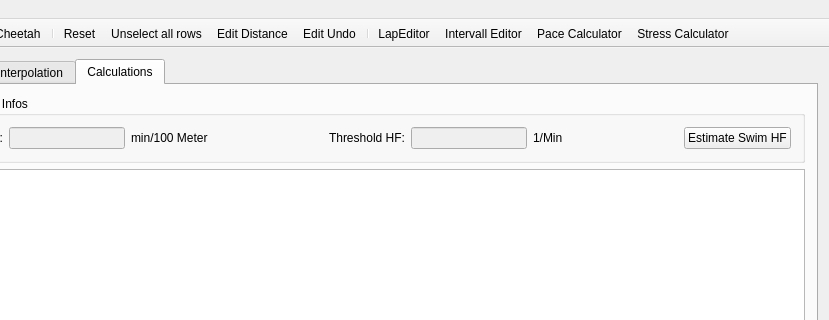
This is mainwindow.ui in Tria-Andy/WorkoutEditor as Qt 5 draws it before an edit; both pictures show x 405 to 1234 and y 0 to 320 of the 1234 by 766 pixel window. The edited form follows.
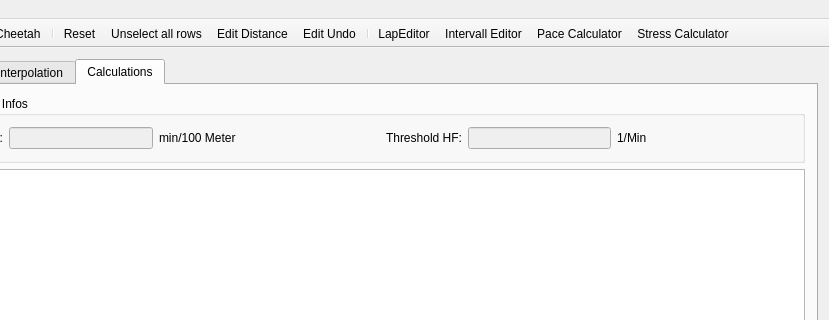
This is the edited form. The open tabs and pages were chosen to show the change. Icons and pictures are not drawn.

Commit message: Recalculated Swim HF Valus after recalc #33

The edit to the form file:
```diff
--- a/mainwindow.ui
+++ b/mainwindow.ui
@@ -1260,13 +1260,6 @@
                  </property>
                 </spacer>
                </item>
-               <item>
-                <widget class="QPushButton" name="pushButton_calcHF">
-                 <property name="text">
-                  <string>Estimate Swim HF</string>
-                 </property>
-                </widget>
-               </item>
               </layout>
              </widget>
             </item>
```
The commit also changes 4 other files.
